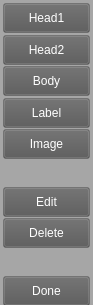
Above: src/windows/vsim/editButtons.ui from IDREsandbox/vsim before the change. Below: the same form after it.
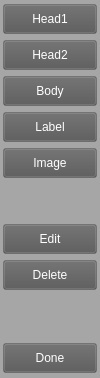
That is the form after the change.

Commit message: Removed debug dialogs, editButtons hidden by default.

What changed in the file:
```diff
--- a/src/windows/vsim/editButtons.ui
+++ b/src/windows/vsim/editButtons.ui
@@ -6,20 +6,20 @@
    <rect>
     <x>0</x>
     <y>0</y>
-    <width>93</width>
-    <height>305</height>
+    <width>100</width>
+    <height>378</height>
    </rect>
   </property>
   <property name="minimumSize">
    <size>
-    <width>93</width>
-    <height>305</height>
+    <width>100</width>
+    <height>375</height>
    </size>
   </property>
   <property name="maximumSize">
    <size>
-    <width>93</width>
-    <height>340</height>
+    <width>100</width>
+    <height>378</height>
    </size>
   </property>
   <property name="windowTitle">
```
The commit also changes 2 other files.
